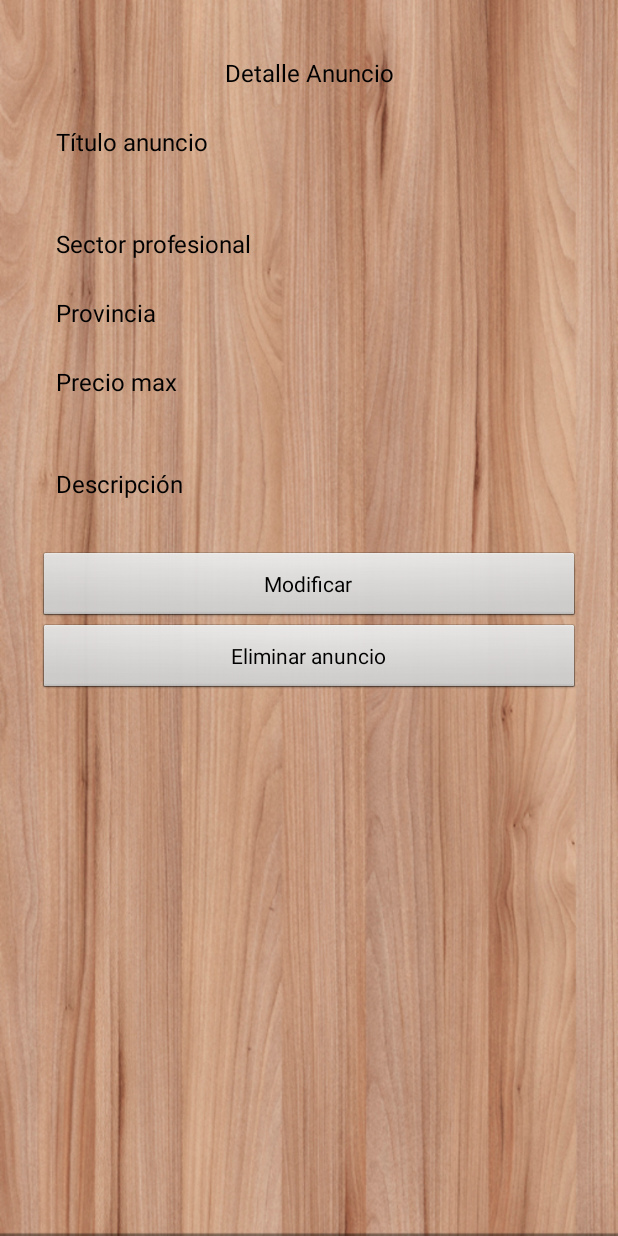
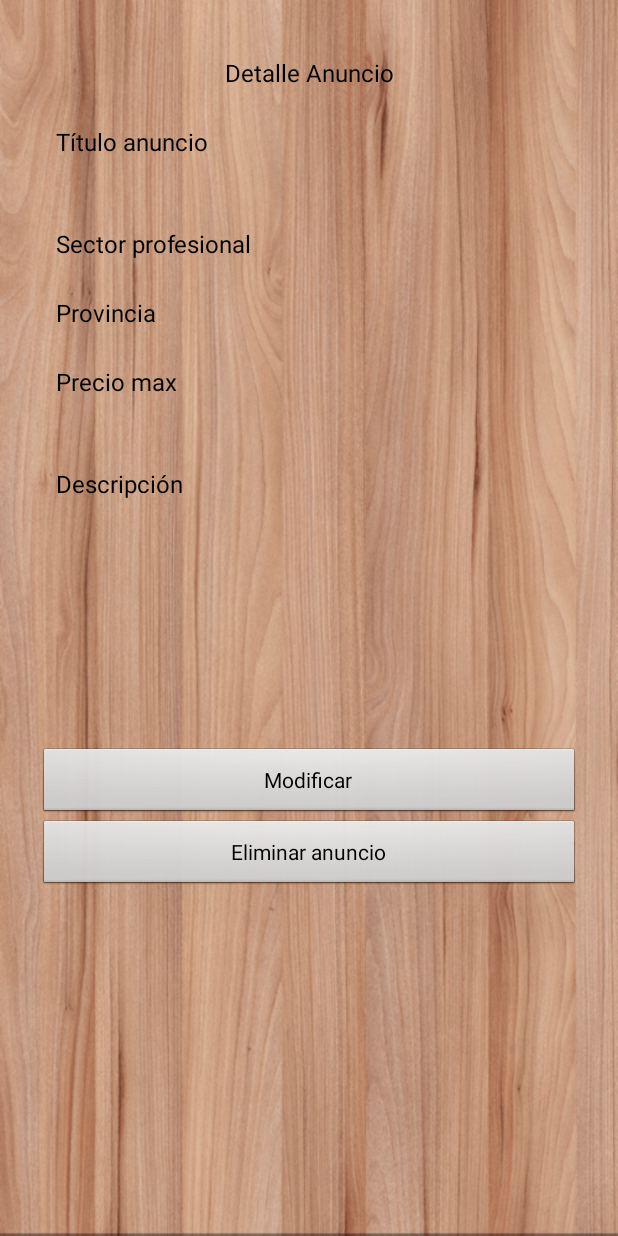
Before and after one commit to pedritovaldes/ofertapp, an Android app: the DetalleAnuncioActivity screen opened directly, with no data from a screen before it, on a phone screen of 412 x 824 dp. Run offline under Robolectric (Android 15) with nearby library versions, the light colour scheme and no system bars; 7 statements that could not run were skipped.

Commit message:
Ocultar teclado en detalle anuncio. Descripción en vista detalle anuncio arreglada

```diff
--- a/app/src/main/java/com/example/pedro/ofertapp/activity/DetalleAnuncioActivity.java
+++ b/app/src/main/java/com/example/pedro/ofertapp/activity/DetalleAnuncioActivity.java
@@ -8,19 +8,17 @@ import android.content.Intent;
 import android.os.AsyncTask;
 import android.os.Bundle;
 import android.view.View;
+import android.view.WindowManager;
 import android.widget.ArrayAdapter;
 import android.widget.Button;
 import android.widget.EditText;
 import android.widget.Spinner;
 import android.widget.TextView;
 import android.widget.Toast;
-
 import com.example.pedro.ofertapp.R;
 import com.example.pedro.ofertapp.model.User;
-
 import org.json.JSONException;
 import org.json.JSONObject;
-
 import java.io.BufferedWriter;
 import java.io.IOException;
 import java.io.InputStream;
@@ -54,6 +52,9 @@ public class DetalleAnuncioActivity extends Activity {
 
     @Override
     protected void onCreate(Bundle savedInstanceState) {
+
+        this.getWindow().setSoftInputMode(WindowManager.LayoutParams.SOFT_INPUT_STATE_ALWAYS_HIDDEN);
+
         super.onCreate(savedInstanceState);
         setContentView(R.layout.detalle_anuncio);
 
--- a/app/src/main/res/layout/detalle_anuncio.xml
+++ b/app/src/main/res/layout/detalle_anuncio.xml
@@ -166,7 +166,9 @@ android:theme="@android:style/Theme.NoTitleBar">
                     android:textSize="16dp"
                     android:singleLine="false"
                     android:textColor="#fff"
-                    android:inputType="text" />
+                    android:inputType="textMultiLine"
+                    android:lines="8"
+                    android:scrollbars="vertical"/>
             </LinearLayout>
 
             <Button
```
